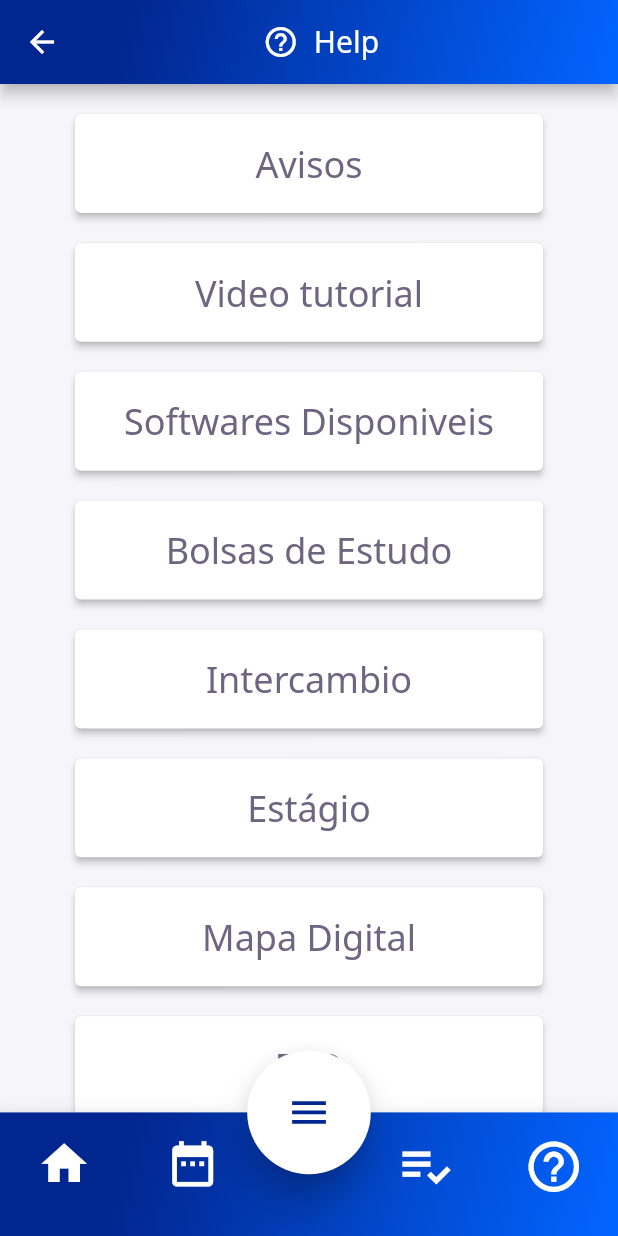
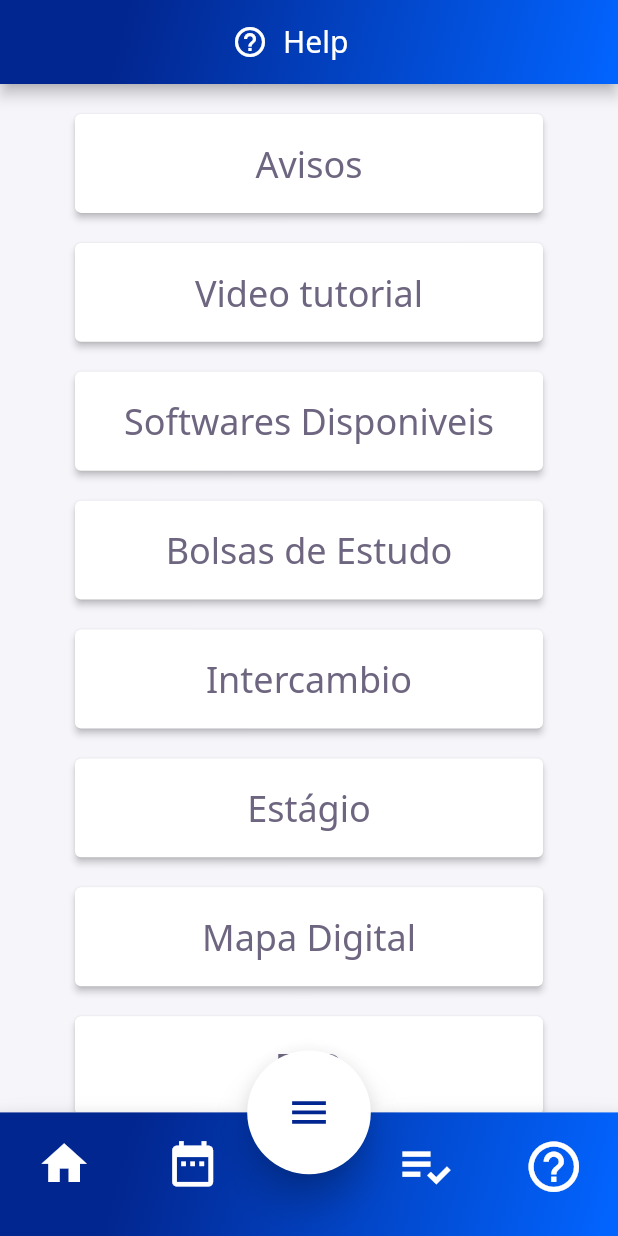
Before and after one commit to Maua-Dev/System_Maua_Front, a Flutter app: the screen it shows after launch, on a phone screen of 412 x 824 dp. Run offline on Flutter 3.47's test engine with Material 2 defaults, Android fonts, the phone set to English and light mode, and no system bars; our stand-ins replace flutter_mobx, flutter_modular, google_fonts, mobx; generated files the repository leaves out were written again.

Commit message:
Update help_aluno_page.dart

```diff
--- a/lib/app/modules/help-aluno/help_aluno_page.dart
+++ b/lib/app/modules/help-aluno/help_aluno_page.dart
@@ -27,7 +27,7 @@ class _HelpAlunoPageState
   Widget build(BuildContext context) {
     return Scaffold(
       appBar: AppBarWidget(
-        leadingWidget: Icon(Icons.arrow_back),
+        //leadingWidget: Icon(Icons.arrow_back),
         iconBar: IconTheme(
             data: IconThemeData(color: AppColors.white),
             child: Icon(
@@ -40,11 +40,9 @@ class _HelpAlunoPageState
       ),
       body: ListView(
         children: [
-          Column(
-            children: [
           HelpCard(
               onPressed: () {
-                    Modular.to.navigate('/home');
+                Modular.to.pushNamed('/home');
               },
               title: 'Avisos'),
           HelpCard(onPressed: () {}, title: 'Video tutorial'),
@@ -56,8 +54,6 @@ class _HelpAlunoPageState
           HelpCard(onPressed: () {}, title: 'FAQ'),
           SizedBox(
             height: MediaQuery.of(context).size.height * 0.08,
-              )
-            ],
           ),
         ],
       ),
```
Lines whose indentation alone changed are shown as unchanged.
